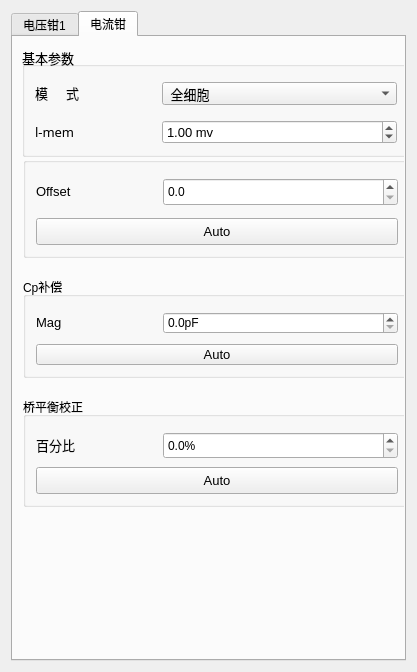
This is src/ControlStiParamPlugin/ControlStiParam/CClampTabWidget.ui in IPX-192/controlStiParam as Qt 5 draws it before an edit. The edited form follows.
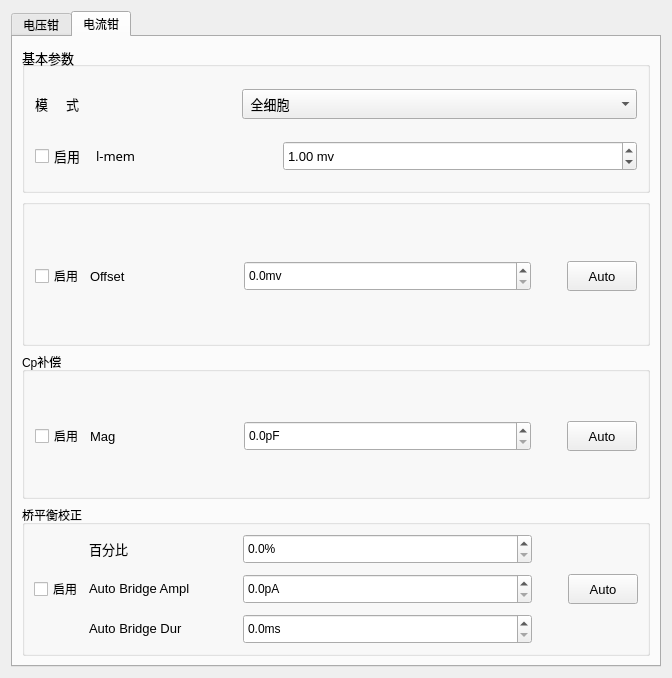
This is the edited form. The open tabs and pages were chosen to show the change.

The edit to the form file:
```diff
--- a/src/ControlStiParamPlugin/ControlStiParam/CClampTabWidget.ui
+++ b/src/ControlStiParamPlugin/ControlStiParam/CClampTabWidget.ui
@@ -6,8 +6,8 @@
    <rect>
     <x>0</x>
     <y>0</y>
-    <width>415</width>
-    <height>650</height>
+    <width>672</width>
+    <height>678</height>
    </rect>
   </property>
   <property name="sizePolicy">
@@ -42,7 +42,7 @@
        </sizepolicy>
       </property>
       <attribute name="title">
-       <string>电压钳1</string>
+       <string>电压钳</string>
       </attribute>
       <layout class="QVBoxLayout" name="verticalLayout_7">
        <property name="spacing">
@@ -974,15 +974,9 @@
       <attribute name="title">
        <string>电流钳</string>
       </attribute>
+      <layout class="QVBoxLayout" name="verticalLayout_9">
+       <item>
       <widget class="QGroupBox" name="basicParamGroupBox_2">
-       <property name="geometry">
-        <rect>
-         <x>9</x>
-         <y>9</y>
-         <width>388</width>
-         <height>111</height>
-        </rect>
-       </property>
        <property name="sizePolicy">
         <sizepolicy hsizetype="Expanding" vsizetype="Expanding">
          <horstretch>0</horstretch>
@@ -992,7 +986,7 @@
        <property name="maximumSize">
         <size>
          <width>16777215</width>
-         <height>135</height>
+           <height>16777215</height>
         </size>
        </property>
        <property name="font">
@@ -1054,11 +1048,17 @@
           <item>
            <widget class="QComboBox" name="cellComboBox_2">
             <property name="sizePolicy">
-             <sizepolicy hsizetype="MinimumExpanding" vsizetype="Expanding">
+               <sizepolicy hsizetype="Expanding" vsizetype="Fixed">
               <horstretch>0</horstretch>
               <verstretch>0</verstretch>
              </sizepolicy>
             </property>
+              <property name="minimumSize">
+               <size>
+                <width>122</width>
+                <height>30</height>
+               </size>
+              </property>
             <property name="cursor">
              <cursorShape>ArrowCursor</cursorShape>
             </property>
@@ -1075,10 +1075,17 @@
          </layout>
         </item>
         <item row="1" column="0">
-         <layout class="QHBoxLayout" name="horizontalLayout_13" stretch="1,2">
+           <layout class="QHBoxLayout" name="horizontalLayout_13" stretch="0,1,2">
           <property name="spacing">
            <number>10</number>
           </property>
+            <item>
+             <widget class="QCheckBox" name="checkBox_6">
+              <property name="text">
+               <string>启用</string>
+              </property>
+             </widget>
+            </item>
           <item>
            <widget class="QLabel" name="v_memLabel_2">
             <property name="sizePolicy">
@@ -1104,11 +1111,17 @@
           <item>
            <widget class="QDoubleSpinBox" name="vMimDoubleSpinBox_2">
             <property name="sizePolicy">
-             <sizepolicy hsizetype="MinimumExpanding" vsizetype="MinimumExpanding">
+               <sizepolicy hsizetype="Expanding" vsizetype="Fixed">
               <horstretch>0</horstretch>
               <verstretch>0</verstretch>
              </sizepolicy>
             </property>
+              <property name="minimumSize">
+               <size>
+                <width>122</width>
+                <height>30</height>
+               </size>
+              </property>
             <property name="alignment">
              <set>Qt::AlignLeading|Qt::AlignLeft|Qt::AlignVCenter</set>
             </property>
@@ -1127,45 +1140,291 @@
         </item>
        </layout>
       </widget>
+       </item>
+       <item>
+        <widget class="QGroupBox" name="offsetGroupBox_2">
+         <property name="maximumSize">
+          <size>
+           <width>16777215</width>
+           <height>16777215</height>
+          </size>
+         </property>
+         <property name="title">
+          <string/>
+         </property>
+         <layout class="QHBoxLayout" name="horizontalLayout_22">
+          <property name="leftMargin">
+           <number>10</number>
+          </property>
+          <property name="topMargin">
+           <number>15</number>
+          </property>
+          <property name="rightMargin">
+           <number>10</number>
+          </property>
+          <property name="bottomMargin">
+           <number>10</number>
+          </property>
+          <item>
+           <widget class="QCheckBox" name="checkBox_5">
+            <property name="text">
+             <string>启用</string>
+            </property>
+           </widget>
+          </item>
+          <item>
+           <layout class="QHBoxLayout" name="horizontalLayout_14" stretch="1,2">
+            <property name="spacing">
+             <number>10</number>
+            </property>
+            <property name="rightMargin">
+             <number>30</number>
+            </property>
+            <item>
+             <widget class="QLabel" name="offsetLabel_2">
+              <property name="sizePolicy">
+               <sizepolicy hsizetype="Expanding" vsizetype="Fixed">
+                <horstretch>0</horstretch>
+                <verstretch>0</verstretch>
+               </sizepolicy>
+              </property>
+              <property name="font">
+               <font>
+                <pointsize>10</pointsize>
+               </font>
+              </property>
+              <property name="text">
+               <string>Offset</string>
+              </property>
+              <property name="alignment">
+               <set>Qt::AlignLeading|Qt::AlignLeft|Qt::AlignVCenter</set>
+              </property>
+             </widget>
+            </item>
+            <item>
+             <widget class="QDoubleSpinBox" name="cOffsetSpinBox">
+              <property name="sizePolicy">
+               <sizepolicy hsizetype="Expanding" vsizetype="Fixed">
+                <horstretch>0</horstretch>
+                <verstretch>0</verstretch>
+               </sizepolicy>
+              </property>
+              <property name="minimumSize">
+               <size>
+                <width>122</width>
+                <height>30</height>
+               </size>
+              </property>
+              <property name="alignment">
+               <set>Qt::AlignLeading|Qt::AlignLeft|Qt::AlignVCenter</set>
+              </property>
+              <property name="prefix">
+               <string/>
+              </property>
+              <property name="suffix">
+               <string>mv</string>
+              </property>
+              <property name="decimals">
+               <number>1</number>
+              </property>
+             </widget>
+            </item>
+           </layout>
+          </item>
+          <item>
+           <widget class="QPushButton" name="autoBtn1_2">
+            <property name="sizePolicy">
+             <sizepolicy hsizetype="Expanding" vsizetype="Expanding">
+              <horstretch>0</horstretch>
+              <verstretch>0</verstretch>
+             </sizepolicy>
+            </property>
+            <property name="minimumSize">
+             <size>
+              <width>70</width>
+              <height>30</height>
+             </size>
+            </property>
+            <property name="maximumSize">
+             <size>
+              <width>70</width>
+              <height>30</height>
+             </size>
+            </property>
+            <property name="font">
+             <font>
+              <pointsize>10</pointsize>
+             </font>
+            </property>
+            <property name="styleSheet">
+             <string notr="true"/>
+            </property>
+            <property name="text">
+             <string>Auto</string>
+            </property>
+           </widget>
+          </item>
+         </layout>
+        </widget>
+       </item>
+       <item>
+        <widget class="QGroupBox" name="offsetGroupBox_3">
+         <property name="maximumSize">
+          <size>
+           <width>16777215</width>
+           <height>16777215</height>
+          </size>
+         </property>
+         <property name="title">
+          <string>Cp补偿</string>
+         </property>
+         <layout class="QHBoxLayout" name="horizontalLayout_23">
+          <property name="leftMargin">
+           <number>10</number>
+          </property>
+          <property name="topMargin">
+           <number>15</number>
+          </property>
+          <property name="rightMargin">
+           <number>10</number>
+          </property>
+          <property name="bottomMargin">
+           <number>10</number>
+          </property>
+          <item>
+           <widget class="QCheckBox" name="checkBox_4">
+            <property name="text">
+             <string>启用</string>
+            </property>
+           </widget>
+          </item>
+          <item>
+           <layout class="QHBoxLayout" name="horizontalLayout_15" stretch="1,2">
+            <property name="spacing">
+             <number>10</number>
+            </property>
+            <property name="rightMargin">
+             <number>30</number>
+            </property>
+            <item>
+             <widget class="QLabel" name="offsetLabel_3">
+              <property name="sizePolicy">
+               <sizepolicy hsizetype="Expanding" vsizetype="Fixed">
+                <horstretch>0</horstretch>
+                <verstretch>0</verstretch>
+               </sizepolicy>
+              </property>
+              <property name="font">
+               <font>
+                <pointsize>10</pointsize>
+               </font>
+              </property>
+              <property name="text">
+               <string>Mag</string>
+              </property>
+              <property name="alignment">
+               <set>Qt::AlignLeading|Qt::AlignLeft|Qt::AlignVCenter</set>
+              </property>
+             </widget>
+            </item>
+            <item>
+             <widget class="QDoubleSpinBox" name="cMagSpinBox">
+              <property name="sizePolicy">
+               <sizepolicy hsizetype="Expanding" vsizetype="Fixed">
+                <horstretch>0</horstretch>
+                <verstretch>0</verstretch>
+               </sizepolicy>
+              </property>
+              <property name="minimumSize">
+               <size>
+                <width>122</width>
+                <height>30</height>
+               </size>
+              </property>
+              <property name="alignment">
+               <set>Qt::AlignLeading|Qt::AlignLeft|Qt::AlignVCenter</set>
+              </property>
+              <property name="prefix">
+               <string/>
+              </property>
+              <property name="suffix">
+               <string>pF</string>
+              </property>
+              <property name="decimals">
+               <number>1</number>
+              </property>
+             </widget>
+            </item>
+           </layout>
+          </item>
+          <item>
+           <widget class="QPushButton" name="autoBtn1_3">
+            <property name="sizePolicy">
+             <sizepolicy hsizetype="Expanding" vsizetype="Expanding">
+              <horstretch>0</horstretch>
+              <verstretch>0</verstretch>
+             </sizepolicy>
+            </property>
+            <property name="minimumSize">
+             <size>
+              <width>70</width>
+              <height>30</height>
+             </size>
+            </property>
+            <property name="maximumSize">
+             <size>
+              <width>70</width>
+              <height>30</height>
+             </size>
+            </property>
+            <property name="font">
+             <font>
+              <pointsize>10</pointsize>
+             </font>
+            </property>
+            <property name="styleSheet">
+             <string notr="true"/>
+            </property>
+            <property name="text">
+             <string>Auto</string>
+            </property>
+           </widget>
+          </item>
+         </layout>
+        </widget>
+       </item>
+       <item>
       <widget class="QGroupBox" name="offsetGroupBox_4">
-       <property name="geometry">
-        <rect>
-         <x>10</x>
-         <y>360</y>
-         <width>388</width>
-         <height>110</height>
-        </rect>
-       </property>
        <property name="maximumSize">
         <size>
          <width>16777215</width>
-         <height>110</height>
+           <height>16777215</height>
         </size>
        </property>
        <property name="title">
         <string>桥平衡校正</string>
        </property>
-       <layout class="QGridLayout" name="gridLayout_11">
-        <property name="leftMargin">
-         <number>10</number>
-        </property>
-        <property name="topMargin">
-         <number>15</number>
-        </property>
-        <property name="rightMargin">
+         <layout class="QHBoxLayout" name="horizontalLayout_26">
+          <item>
+           <widget class="QCheckBox" name="checkBox_3">
+            <property name="text">
+             <string>启用</string>
+            </property>
+           </widget>
+          </item>
+          <item>
+           <layout class="QVBoxLayout" name="verticalLayout_8">
+            <property name="spacing">
          <number>10</number>
         </property>
-        <property name="bottomMargin">
-         <number>10</number>
-        </property>
-        <property name="verticalSpacing">
-         <number>8</number>
-        </property>
-        <item row="0" column="0">
+            <item>
          <layout class="QHBoxLayout" name="horizontalLayout_16" stretch="1,2">
           <property name="spacing">
            <number>10</number>
           </property>
+              <property name="rightMargin">
+               <number>30</number>
+              </property>
           <item>
            <widget class="QLabel" name="offsetLabel_4">
             <property name="sizePolicy">
@@ -1190,11 +1449,17 @@
           <item>
            <widget class="QDoubleSpinBox" name="offsetSpinBox_4">
             <property name="sizePolicy">
-             <sizepolicy hsizetype="Minimum" vsizetype="Expanding">
+                 <sizepolicy hsizetype="Expanding" vsizetype="Fixed">
               <horstretch>0</horstretch>
               <verstretch>0</verstretch>
              </sizepolicy>
             </property>
+                <property name="minimumSize">
+                 <size>
+                  <width>122</width>
+                  <height>30</height>
+                 </size>
+                </property>
             <property name="alignment">
              <set>Qt::AlignLeading|Qt::AlignLeft|Qt::AlignVCenter</set>
             </property>
@@ -1211,7 +1476,139 @@
           </item>
          </layout>
         </item>
-        <item row="1" column="0">
+            <item>
+             <layout class="QHBoxLayout" name="horizontalLayout_24" stretch="1,2">
+              <property name="spacing">
+               <number>10</number>
+              </property>
+              <property name="rightMargin">
+               <number>30</number>
+              </property>
+              <item>
+               <widget class="QLabel" name="offsetLabel_5">
+                <property name="sizePolicy">
+                 <sizepolicy hsizetype="Expanding" vsizetype="Fixed">
+                  <horstretch>0</horstretch>
+                  <verstretch>0</verstretch>
+                 </sizepolicy>
+                </property>
+                <property name="minimumSize">
+                 <size>
+                  <width>120</width>
+                  <height>0</height>
+                 </size>
+                </property>
+                <property name="font">
+                 <font>
+                  <pointsize>10</pointsize>
+                 </font>
+                </property>
+                <property name="text">
+                 <string>Auto Bridge Ampl</string>
+                </property>
+                <property name="alignment">
+                 <set>Qt::AlignLeading|Qt::AlignLeft|Qt::AlignVCenter</set>
+                </property>
+               </widget>
+              </item>
+              <item>
+               <widget class="QDoubleSpinBox" name="cAmplSpinBox">
+                <property name="sizePolicy">
+                 <sizepolicy hsizetype="Expanding" vsizetype="Fixed">
+                  <horstretch>0</horstretch>
+                  <verstretch>0</verstretch>
+                 </sizepolicy>
+                </property>
+                <property name="minimumSize">
+                 <size>
+                  <width>122</width>
+                  <height>30</height>
+                 </size>
+                </property>
+                <property name="alignment">
+                 <set>Qt::AlignLeading|Qt::AlignLeft|Qt::AlignVCenter</set>
+                </property>
+                <property name="prefix">
+                 <string/>
+                </property>
+                <property name="suffix">
+                 <string>pA</string>
+                </property>
+                <property name="decimals">
+                 <number>1</number>
+                </property>
+               </widget>
+              </item>
+             </layout>
+            </item>
+            <item>
+             <layout class="QHBoxLayout" name="horizontalLayout_25" stretch="1,2">
+              <property name="spacing">
+               <number>10</number>
+              </property>
+              <property name="rightMargin">
+               <number>30</number>
+              </property>
+              <item>
+               <widget class="QLabel" name="offsetLabel_6">
+                <property name="sizePolicy">
+                 <sizepolicy hsizetype="Expanding" vsizetype="Fixed">
+                  <horstretch>0</horstretch>
+                  <verstretch>0</verstretch>
+                 </sizepolicy>
+                </property>
+                <property name="minimumSize">
+                 <size>
+                  <width>120</width>
+                  <height>0</height>
+                 </size>
+                </property>
+                <property name="font">
+                 <font>
+                  <pointsize>10</pointsize>
+                 </font>
+                </property>
+                <property name="text">
+                 <string>Auto Bridge Dur</string>
+                </property>
+                <property name="alignment">
+                 <set>Qt::AlignLeading|Qt::AlignLeft|Qt::AlignVCenter</set>
+                </property>
+               </widget>
+              </item>
+              <item>
+               <widget class="QDoubleSpinBox" name="cDurSpinBox">
+                <property name="sizePolicy">
+                 <sizepolicy hsizetype="Expanding" vsizetype="Fixed">
+                  <horstretch>0</horstretch>
+                  <verstretch>0</verstretch>
+                 </sizepolicy>
+                </property>
+                <property name="minimumSize">
+                 <size>
+                  <width>122</width>
+                  <height>30</height>
+                 </size>
+                </property>
+                <property name="alignment">
+                 <set>Qt::AlignLeading|Qt::AlignLeft|Qt::AlignVCenter</set>
+                </property>
+                <property name="prefix">
+                 <string/>
+                </property>
+                <property name="suffix">
+                 <string>ms</string>
+                </property>
+                <property name="decimals">
+                 <number>1</number>
+                </property>
+               </widget>
+              </item>
+             </layout>
+            </item>
+           </layout>
+          </item>
+          <item>
          <widget class="QPushButton" name="autoBtn1_4">
           <property name="sizePolicy">
            <sizepolicy hsizetype="Expanding" vsizetype="Expanding">
@@ -1219,170 +1616,18 @@
             <verstretch>0</verstretch>
            </sizepolicy>
           </property>
-          <property name="font">
-           <font>
-            <pointsize>10</pointsize>
-           </font>
-          </property>
-          <property name="styleSheet">
-           <string notr="true"/>
-          </property>
-          <property name="text">
-           <string>Auto</string>
-          </property>
-         </widget>
-        </item>
-       </layout>
-      </widget>
-      <widget class="QGroupBox" name="offsetGroupBox_3">
-       <property name="geometry">
-        <rect>
-         <x>10</x>
-         <y>240</y>
-         <width>388</width>
-         <height>101</height>
-        </rect>
-       </property>
-       <property name="maximumSize">
+            <property name="minimumSize">
         <size>
-         <width>16777215</width>
-         <height>120</height>
-        </size>
-       </property>
-       <property name="title">
-        <string>Cp补偿</string>
-       </property>
-       <layout class="QGridLayout" name="gridLayout_10">
-        <property name="leftMargin">
-         <number>10</number>
-        </property>
-        <property name="topMargin">
-         <number>15</number>
-        </property>
-        <property name="rightMargin">
-         <number>10</number>
-        </property>
-        <property name="bottomMargin">
-         <number>10</number>
-        </property>
-        <property name="verticalSpacing">
-         <number>10</number>
-        </property>
-        <item row="0" column="0">
-         <layout class="QHBoxLayout" name="horizontalLayout_15" stretch="1,2">
-          <property name="spacing">
-           <number>10</number>
-          </property>
-          <item>
-           <widget class="QLabel" name="offsetLabel_3">
-            <property name="sizePolicy">
-             <sizepolicy hsizetype="Expanding" vsizetype="Fixed">
-              <horstretch>0</horstretch>
-              <verstretch>0</verstretch>
-             </sizepolicy>
-            </property>
-            <property name="font">
-             <font>
-              <pointsize>10</pointsize>
-             </font>
-            </property>
-            <property name="text">
-             <string>Mag</string>
-            </property>
-            <property name="alignment">
-             <set>Qt::AlignLeading|Qt::AlignLeft|Qt::AlignVCenter</set>
-            </property>
-           </widget>
-          </item>
-          <item>
-           <widget class="QDoubleSpinBox" name="offsetSpinBox_3">
-            <property name="sizePolicy">
-             <sizepolicy hsizetype="Minimum" vsizetype="Expanding">
-              <horstretch>0</horstretch>
-              <verstretch>0</verstretch>
-             </sizepolicy>
-            </property>
-            <property name="alignment">
-             <set>Qt::AlignLeading|Qt::AlignLeft|Qt::AlignVCenter</set>
-            </property>
-            <property name="prefix">
-             <string/>
-            </property>
-            <property name="suffix">
-             <string>pF</string>
-            </property>
-            <property name="decimals">
-             <number>1</number>
-            </property>
-           </widget>
-          </item>
-         </layout>
-        </item>
-        <item row="1" column="0">
-         <widget class="QPushButton" name="autoBtn1_3">
-          <property name="sizePolicy">
-           <sizepolicy hsizetype="Expanding" vsizetype="Expanding">
-            <horstretch>0</horstretch>
-            <verstretch>0</verstretch>
-           </sizepolicy>
-          </property>
-          <property name="font">
-           <font>
-            <pointsize>10</pointsize>
-           </font>
-          </property>
-          <property name="styleSheet">
-           <string notr="true"/>
-          </property>
-          <property name="text">
-           <string>Auto</string>
-          </property>
-         </widget>
-        </item>
-       </layout>
-      </widget>
-      <widget class="QGroupBox" name="offsetGroupBox_2">
-       <property name="geometry">
-        <rect>
-         <x>10</x>
-         <y>120</y>
-         <width>388</width>
-         <height>101</height>
-        </rect>
-       </property>
+              <width>70</width>
+              <height>30</height>
+             </size>
+            </property>
        <property name="maximumSize">
         <size>
-         <width>16777215</width>
-         <height>110</height>
-        </size>
-       </property>
-       <property name="title">
-        <string/>
-       </property>
-       <layout class="QGridLayout" name="gridLayout_9">
-        <property name="leftMargin">
-         <number>10</number>
-        </property>
-        <property name="topMargin">
-         <number>15</number>
-        </property>
-        <property name="rightMargin">
-         <number>10</number>
-        </property>
-        <property name="bottomMargin">
-         <number>10</number>
-        </property>
-        <property name="verticalSpacing">
-         <number>12</number>
-        </property>
-        <item row="1" column="0">
-         <widget class="QPushButton" name="autoBtn1_2">
-          <property name="sizePolicy">
-           <sizepolicy hsizetype="Expanding" vsizetype="Expanding">
-            <horstretch>0</horstretch>
-            <verstretch>0</verstretch>
-           </sizepolicy>
-          </property>
+              <width>70</width>
+              <height>30</height>
+             </size>
+            </property>
           <property name="font">
            <font>
             <pointsize>10</pointsize>
@@ -1396,55 +1641,10 @@
           </property>
          </widget>
         </item>
-        <item row="0" column="0">
-         <layout class="QHBoxLayout" name="horizontalLayout_14" stretch="1,2">
-          <property name="spacing">
-           <number>10</number>
-          </property>
-          <item>
-           <widget class="QLabel" name="offsetLabel_2">
-            <property name="sizePolicy">
-             <sizepolicy hsizetype="Expanding" vsizetype="Fixed">
-              <horstretch>0</horstretch>
-              <verstretch>0</verstretch>
-             </sizepolicy>
-            </property>
-            <property name="font">
-             <font>
-              <pointsize>10</pointsize>
-             </font>
-            </property>
-            <property name="text">
-             <string>Offset</string>
-            </property>
-            <property name="alignment">
-             <set>Qt::AlignLeading|Qt::AlignLeft|Qt::AlignVCenter</set>
-            </property>
-           </widget>
-          </item>
-          <item>
-           <widget class="QDoubleSpinBox" name="offsetSpinBox_2">
-            <property name="sizePolicy">
-             <sizepolicy hsizetype="Minimum" vsizetype="Expanding">
-              <horstretch>0</horstretch>
-              <verstretch>0</verstretch>
-             </sizepolicy>
-            </property>
-            <property name="alignment">
-             <set>Qt::AlignLeading|Qt::AlignLeft|Qt::AlignVCenter</set>
-            </property>
-            <property name="prefix">
-             <string/>
-            </property>
-            <property name="decimals">
-             <number>1</number>
-            </property>
-           </widget>
-          </item>
-         </layout>
-        </item>
-       </layout>
-      </widget>
+         </layout>
+        </widget>
+       </item>
+      </layout>
      </widget>
     </widget>
    </item>
```
Left out of the diff: 27 changed lines with no effect on the pictures. Lines whose indentation alone changed are shown as unchanged.
